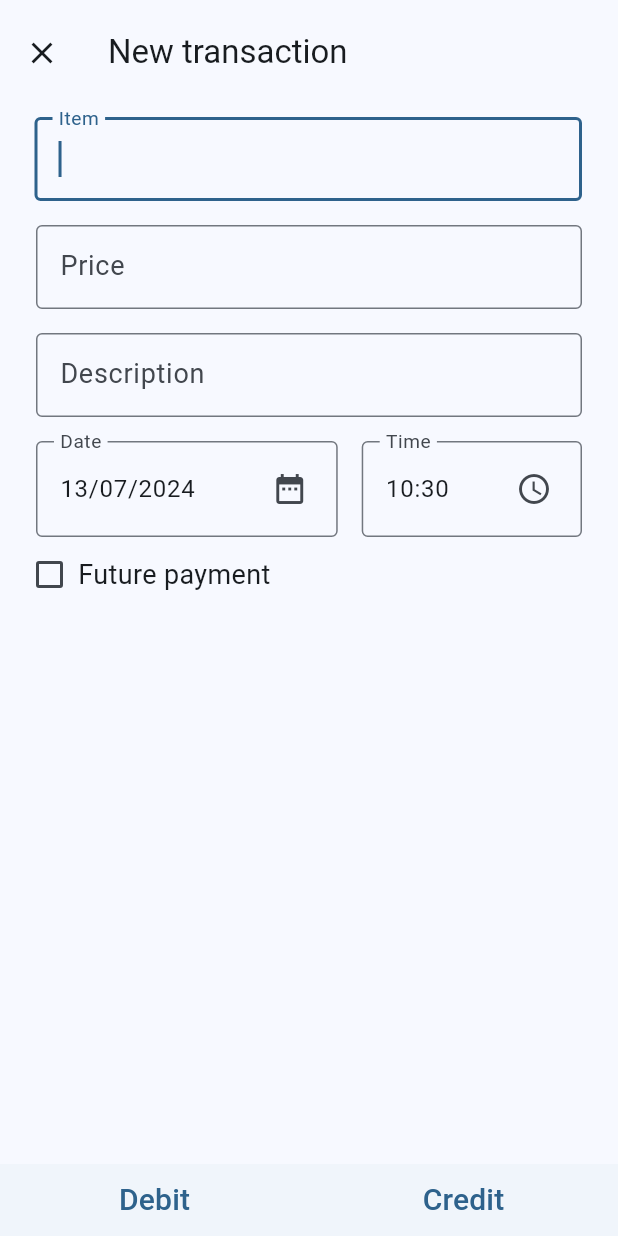
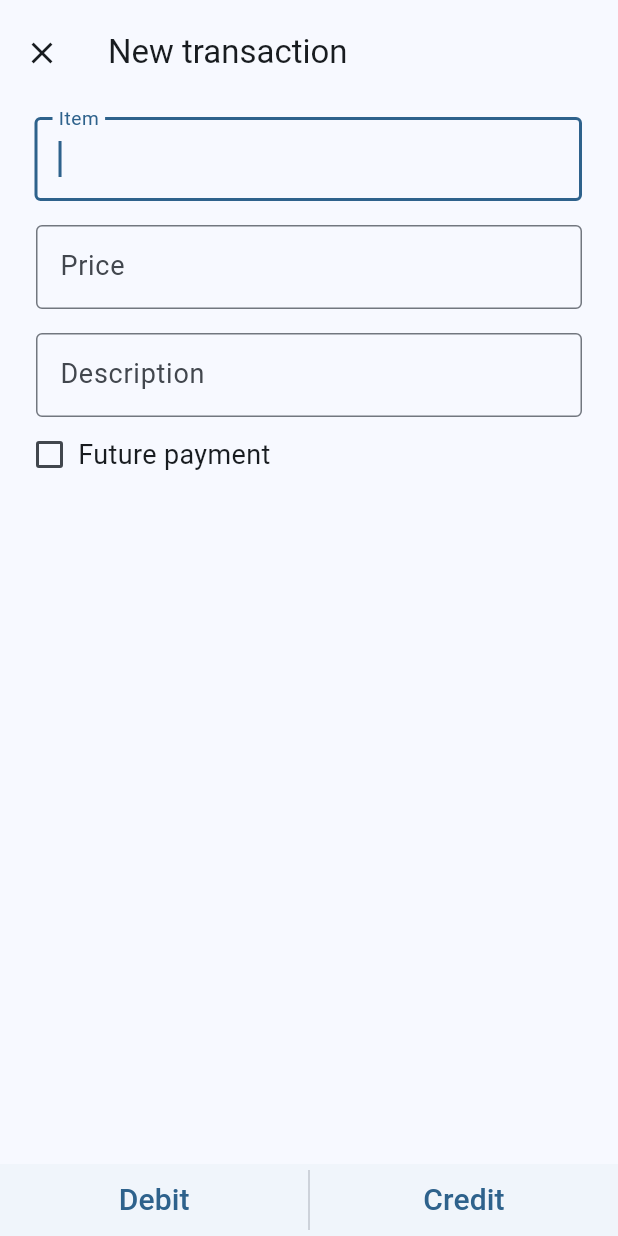
Before and after one commit to kariyum/wallet, a Flutter app: the ItemInputDialog screen opened directly with empty values, on a phone screen of 412 x 824 dp. Run offline on Flutter 3.47's test engine with Material 3 defaults, Android fonts, the phone set to English and light mode, and no system bars; our stand-ins replace charts_flutter, sqflite; missing offline and left inert: dart:ffi; accounts and stored records are empty.

Commit message:
minor ui changes (#10)

```diff
--- a/lib/screens/home.dart
+++ b/lib/screens/home.dart
@@ -420,6 +420,7 @@ class _MyHomePageState extends State<MyHomePage> {
       BuildContext context, int idx, List<Item> items) {
     final currentItem = items.elementAt(idx);
     return ListTile(
+      visualDensity: const VisualDensity(vertical: VisualDensity.minimumDensity),
       onLongPress: () async {
         isSelected = idx;
         final x = await openDialogItem(items[idx]);
--- a/lib/widgets/item_input_dialog.dart
+++ b/lib/widgets/item_input_dialog.dart
@@ -1,6 +1,7 @@
 import 'package:flutter/cupertino.dart';
 import 'package:flutter/material.dart';
 import 'package:flutter/scheduler.dart';
+import 'package:flutter/widgets.dart';
 import 'package:walletapp/models/item.dart';
 
 import 'custom_checkbox.dart';
@@ -69,6 +70,10 @@ class _ItemInputDialogState extends State<ItemInputDialog> {
             children: [
               debitButton(
                   titleController, priceController, notesController, formKey),
+              const SizedBox(
+                height: 40,
+                child: VerticalDivider(width: 1, ),
+              ),
               creditButton(
                   formKey, priceController, titleController, notesController)
             ],
@@ -158,7 +163,7 @@ class _ItemInputDialogState extends State<ItemInputDialog> {
               },
               textCapitalization: TextCapitalization.sentences,
               controller: fieldTextEditingController,
-              autofocus: true,
+              autofocus: widget.defaultItem == null,
               decoration: const InputDecoration(
                 alignLabelWithHint: true,
                 labelText: 'Item',
@@ -265,13 +270,16 @@ class _ItemInputDialogState extends State<ItemInputDialog> {
       TextEditingController priceController,
       TextEditingController notesController,
       TextEditingController dateController) {
-    final DateTime? defaultDateTime = widget.defaultItem != null ? DateTime.fromMillisecondsSinceEpoch(widget.defaultItem!.timestamp): null;
+    final DateTime? defaultDateTime = widget.defaultItem != null
+        ? DateTime.fromMillisecondsSinceEpoch(widget.defaultItem!.timestamp)
+        : null;
     final DateTime dateTime = defaultDateTime ?? DateTime.now();
     TextEditingController timeController = TextEditingController(
-        text: "${dateTime.hour.toString().padLeft(2, '0')}:${dateTime.minute.toString().padLeft(2, '0')}"
-    );
+        text:
+            "${dateTime.hour.toString().padLeft(2, '0')}:${dateTime.minute.toString().padLeft(2, '0')}");
 
-    dateController.text = "${dateTime.day.toString().padLeft(2, '0')}/${dateTime.month.toString().padLeft(2, '0')}/${dateTime.year}";
+    dateController.text =
+        "${dateTime.day.toString().padLeft(2, '0')}/${dateTime.month.toString().padLeft(2, '0')}/${dateTime.year}";
     return SingleChildScrollView(
       child: Padding(
         padding: const EdgeInsets.fromLTRB(16.0, 8.0, 16.0, 8.0),
@@ -284,11 +292,22 @@ class _ItemInputDialogState extends State<ItemInputDialog> {
                 children: [
                   itemInputTitle(items, titleController),
                   const Padding(padding: EdgeInsets.fromLTRB(0, 8.0, 0, 8.0)),
-                  priceInputField(
-                      formKey, priceController, titleController, notesController),
+                  priceInputField(formKey, priceController, titleController,
+                      notesController),
                   const Padding(padding: EdgeInsets.only(top: 16.0)),
                   textArea(notesController),
                   // TimePickerDialog(initialTime: TimeOfDay(hour: 1, minute: 1)),
+
+                  Padding(
+                    padding: const EdgeInsets.fromLTRB(8.0, 0.0, 8.0, 0.0),
+                    child: CustomCheckBox(
+                      defaultValue: widget.defaultItem?.paid,
+                      onChanged: (bool value) {
+                        isPaid = !value;
+                      },
+                    ),
+                  ),
+                  if (widget.defaultItem != null)
                     Row(
                       children: [
                         Flexible(
@@ -362,15 +381,6 @@ class _ItemInputDialogState extends State<ItemInputDialog> {
                           ),
                         ),
                       ],
-                  ),
-                  Padding(
-                    padding: const EdgeInsets.fromLTRB(8.0, 0.0, 8.0, 0.0),
-                    child: CustomCheckBox(
-                      defaultValue: widget.defaultItem?.paid,
-                      onChanged: (bool value) {
-                        isPaid = !value;
-                      },
-                    ),
                     ),
                 ],
               ),
@@ -470,8 +480,7 @@ class _ItemInputDialogState extends State<ItemInputDialog> {
       GlobalKey<FormState> formKey,
       TextEditingController priceController,
       TextEditingController titleController,
-      TextEditingController notesController
-      ) {
+      TextEditingController notesController) {
     return Flexible(
       fit: FlexFit.tight,
       child: TextButton(
```
Also changed, not shown: lib/screens/analytics.dart (+43 -15 lines). Lines whose indentation alone changed are shown as unchanged.
